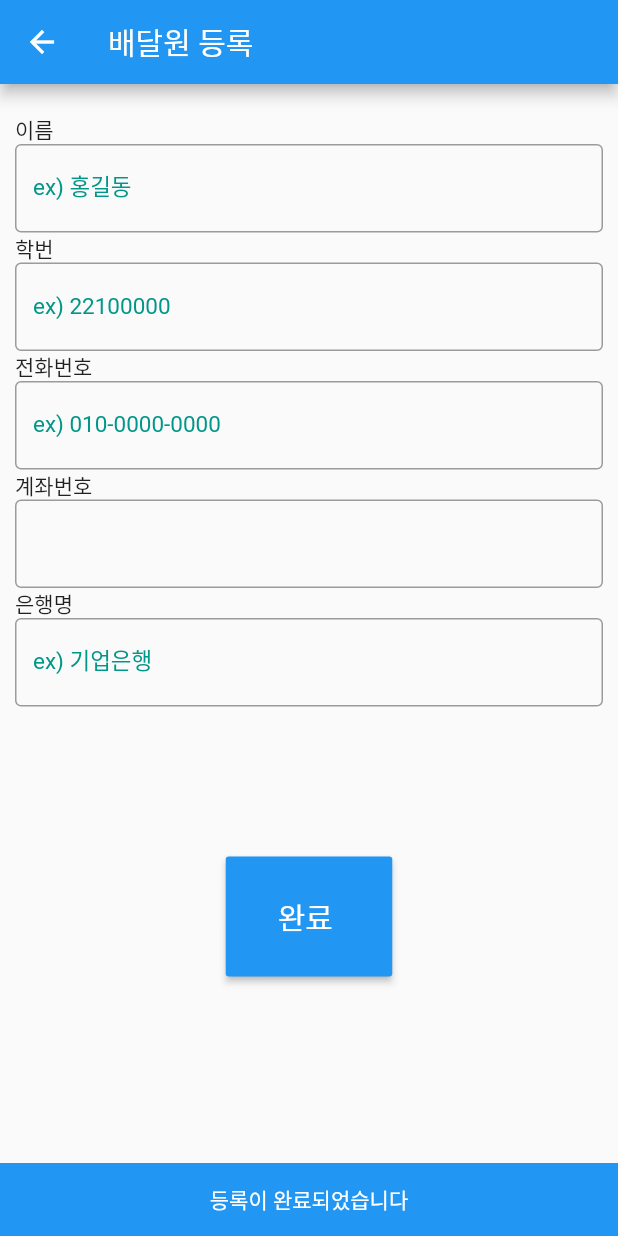
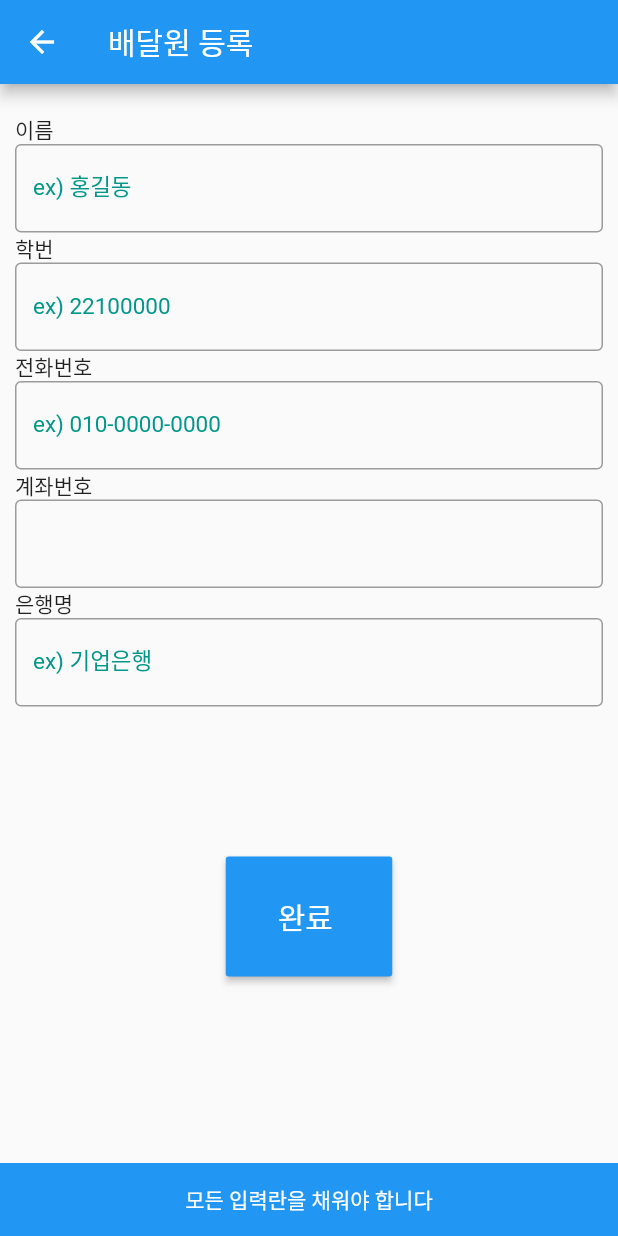
Before and after one commit to bsj2776/univery_flutter_2022, a Flutter app: the delivery screen opened by its route, after a tap on "완료", on a phone screen of 412 x 824 dp. Run offline on Flutter 3.47's test engine with Material 2 defaults, Android fonts, the phone set to English and light mode, and no system bars; our stand-ins replace cloud_firestore, firebase_auth, firebase_core, get, google_sign_in; missing offline and left inert: iamport_flutter; accounts and stored records are empty.

Commit message:
배달원 등록
배달원 등록페이지 완성
입력란을 firestore에 저장,
입력란을 모두 채우지 않았다면 저장되지 않도록 수정

```diff
--- a/lib/delivery.dart
+++ b/lib/delivery.dart
@@ -1,12 +1,17 @@
 import 'package:cloud_firestore/cloud_firestore.dart';
 import 'package:flutter/material.dart';
 
-class delivery extends StatelessWidget {
-  TextEditingController controller = TextEditingController();
-  TextEditingController controller2 = TextEditingController();
-  TextEditingController controller3 = TextEditingController();
-  TextEditingController controller4 = TextEditingController();
-  TextEditingController controller5 = TextEditingController();
+class delivery extends StatefulWidget{
+  @override
+  State<StatefulWidget> createState() => _delivery();
+}
+
+class _delivery extends State<delivery> {
+  TextEditingController controllerName = TextEditingController();
+  TextEditingController controllerStudent = TextEditingController();
+  TextEditingController controllerPhone = TextEditingController();
+  TextEditingController controllerAccount = TextEditingController();
+  TextEditingController controllerBank = TextEditingController();
 
   @override
   Widget build(BuildContext context) {
@@ -53,7 +58,7 @@ class delivery extends StatelessWidget {
                                   height: 0,
                                 ),
                                 TextField(
-                                  controller: controller,
+                                  controller: controllerName,
                                   decoration:
                                   InputDecoration(labelText: 'ex) 홍길동'),
                                   keyboardType: TextInputType.emailAddress,
@@ -64,7 +69,7 @@ class delivery extends StatelessWidget {
                                   child: Text('학번 '),
                                 ),
                                 TextField(
-                                  controller: controller2,
+                                  controller: controllerStudent,
                                   decoration:
                                   InputDecoration(labelText: 'ex) 22100000 '),
                                   keyboardType: TextInputType.emailAddress,
@@ -78,7 +83,7 @@ class delivery extends StatelessWidget {
                                   child: Text('전화번호 '),
                                 ),
                                 TextField(
-                                  controller: controller3,
+                                  controller: controllerPhone,
                                   decoration:
                                   InputDecoration(labelText: 'ex) 010-0000-0000 '),
                                   keyboardType: TextInputType.emailAddress,
@@ -95,7 +100,7 @@ class delivery extends StatelessWidget {
                                   ),
                                 ),
                                 TextField(
-                                  controller: controller4,
+                                  controller: controllerAccount,
                                   decoration:
                                   InputDecoration(labelText: ''),
                                   keyboardType: TextInputType.emailAddress,
@@ -106,7 +111,7 @@ class delivery extends StatelessWidget {
                                   child: Text('은행명 '),
                                 ),
                                 TextField(
-                                  controller: controller5,
+                                  controller: controllerBank,
                                   decoration:
                                   InputDecoration(labelText: 'ex) 기업은행 '),
                                   keyboardType: TextInputType.emailAddress,
@@ -125,13 +130,20 @@ class delivery extends StatelessWidget {
                                       ),
                                       color: Theme.of(context).primaryColor,
                                       onPressed: () {
-                                        if (controller == null) {
-                                          showSnackBar(context);
-                                        } else {
-                                          showSnackBar2(context);
-                                          final name = controller.text;
-                                          createUser(name: name);
-                                        }
+                                          final user = User(
+                                            name: controllerName.text,
+                                            studentId: controllerStudent.text,
+                                            phone: controllerPhone.text,
+                                            account: controllerAccount.text,
+                                            bank: controllerBank.text,
+                                          );
+                                          if(user.name == "" || user.studentId == null || user.phone == null ||
+                                            user.account == null || user.bank == null){
+                                            showSnackBar(context);
+                                          }else {
+                                            createUser(user);
+                                            showSnackBar2(context);
+                                          }
                                       }),
                                 )
                               ]),
@@ -148,22 +160,45 @@ class delivery extends StatelessWidget {
         )
     );
   }
-  Future createUser({required String name}) async{
-    final docUser = FirebaseFirestore.instance.collection('users').doc('my-id');
+  Future createUser(User user) async{
+    final docUser = FirebaseFirestore.instance.collection('users').doc();
+    user.id = docUser.id;
 
-    /*final user{
-      'name': name,
-      'age': 21,
-      'birthday': DateTime(2001, 7, 28),
-    };
     final json = user.toJson();
-    await docUser.set(json);*/
+    ///create document and write data to Firebase
+    await docUser.set(json);
   }
+}
+class User {
+  String id;
+  final String name;
+  final String studentId;
+  final String phone;
+  final String account;
+  final String bank;
+
+  User({
+    this.id = '',
+    required this.name,
+    required this.studentId,
+    required this.phone,
+    required this.account,
+    required this.bank,
+  });
+
+  Map<String, dynamic> toJson() => {
+    'id': id,
+    'name': name,
+    'studentId': studentId,
+    'phone': phone,
+    'account': account,
+    'bank': bank,
+  };
 }
 
 void showSnackBar(BuildContext context) {
   Scaffold.of(context).showSnackBar(SnackBar(
-    content: Text('필수입력란을 채워야 합니다', textAlign: TextAlign.center),
+    content: Text('모든 입력란을 채워야 합니다', textAlign: TextAlign.center),
     duration: Duration(seconds: 2),
     backgroundColor: Colors.blue,
   ));
```
